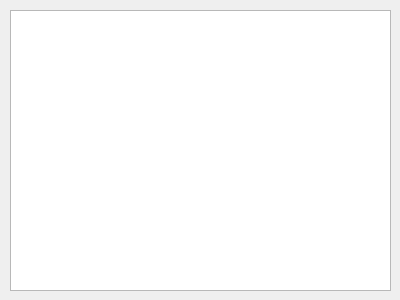
This is QtGuiApplication1/Clientwin.ui in zmilens/Zagashtokova_181-351_2 as Qt 5 draws it before an edit. The edited form follows.
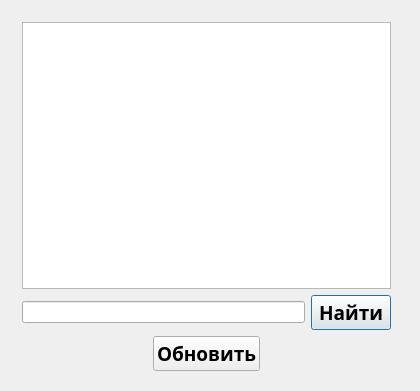
This is the edited form.

What changed in the file:
```diff
--- a/QtGuiApplication1/Clientwin.ui
+++ b/QtGuiApplication1/Clientwin.ui
@@ -6,22 +6,94 @@
    <rect>
     <x>0</x>
     <y>0</y>
-    <width>400</width>
-    <height>300</height>
+    <width>420</width>
+    <height>391</height>
    </rect>
   </property>
   <property name="windowTitle">
    <string>Clientwin</string>
   </property>
-  <widget class="QTableView" name="tableView">
+  <widget class="QWidget" name="layoutWidget">
    <property name="geometry">
     <rect>
-     <x>10</x>
-     <y>10</y>
-     <width>381</width>
-     <height>281</height>
+     <x>11</x>
+     <y>11</y>
+     <width>391</width>
+     <height>371</height>
     </rect>
    </property>
+   <layout class="QGridLayout" name="gridLayout">
+    <item row="0" column="0">
+     <widget class="QTableView" name="tableView"/>
+    </item>
+    <item row="1" column="0">
+     <layout class="QHBoxLayout" name="horizontalLayout">
+      <item>
+       <widget class="QLineEdit" name="lineEdit_find"/>
+      </item>
+      <item>
+       <widget class="QPushButton" name="pushButton_find">
+        <property name="font">
+         <font>
+          <family>Sitka Banner</family>
+          <pointsize>14</pointsize>
+          <weight>75</weight>
+          <bold>true</bold>
+         </font>
+        </property>
+        <property name="text">
+         <string>Найти</string>
+        </property>
+       </widget>
+      </item>
+     </layout>
+    </item>
+    <item row="2" column="0">
+     <layout class="QHBoxLayout" name="horizontalLayout_2">
+      <item>
+       <spacer name="horizontalSpacer">
+        <property name="orientation">
+         <enum>Qt::Horizontal</enum>
+        </property>
+        <property name="sizeHint" stdset="0">
+         <size>
+          <width>40</width>
+          <height>20</height>
+         </size>
+        </property>
+       </spacer>
+      </item>
+      <item>
+       <widget class="QPushButton" name="pushButton">
+        <property name="font">
+         <font>
+          <family>Sitka Banner</family>
+          <pointsize>14</pointsize>
+          <weight>75</weight>
+          <bold>true</bold>
+         </font>
+        </property>
+        <property name="text">
+         <string>Обновить</string>
+        </property>
+       </widget>
+      </item>
+      <item>
+       <spacer name="horizontalSpacer_2">
+        <property name="orientation">
+         <enum>Qt::Horizontal</enum>
+        </property>
+        <property name="sizeHint" stdset="0">
+         <size>
+          <width>40</width>
+          <height>20</height>
+         </size>
+        </property>
+       </spacer>
+      </item>
+     </layout>
+    </item>
+   </layout>
   </widget>
  </widget>
  <layoutdefault spacing="6" margin="11"/>
```
Left out of the diff: 19 changed lines with no effect on the pictures.
